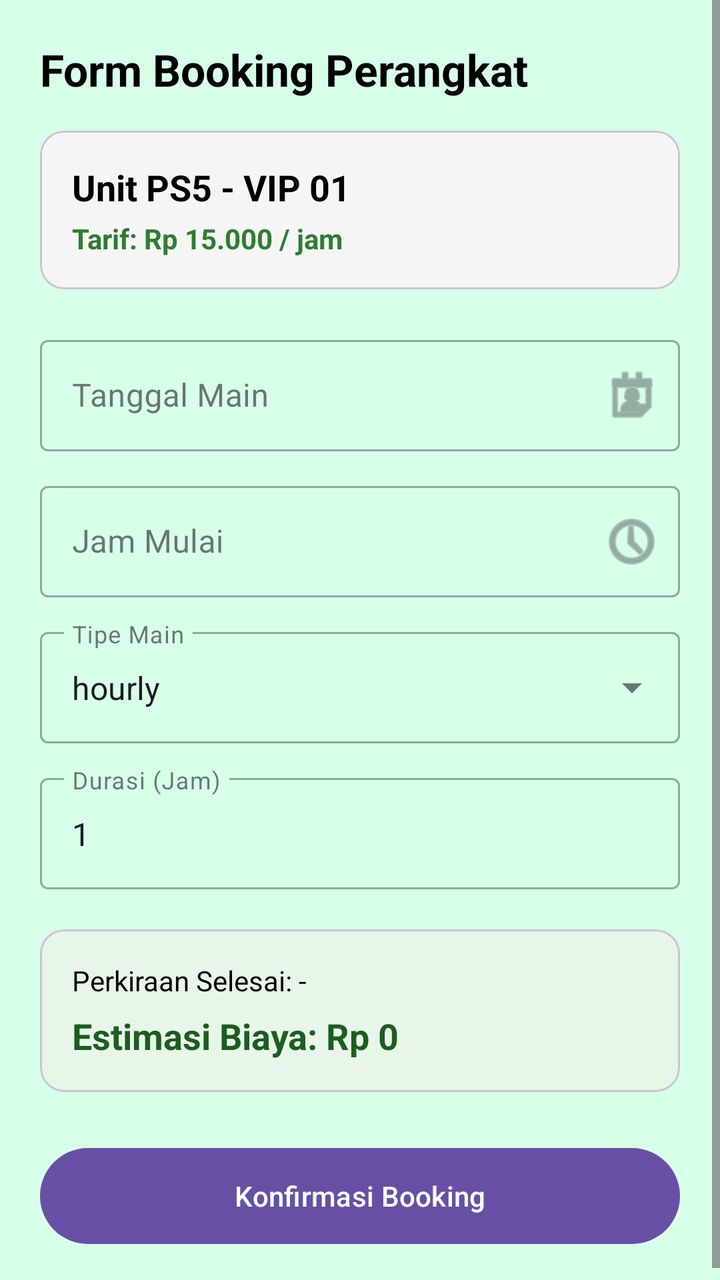
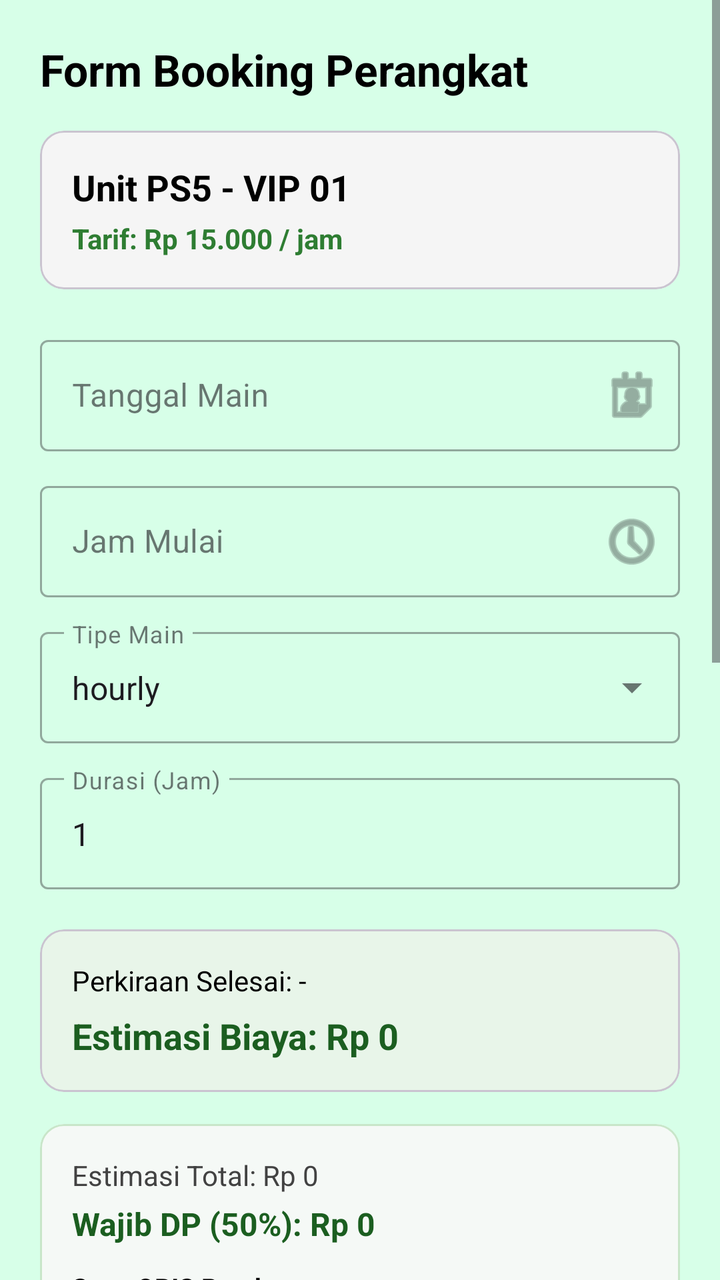

An Android layout rendered at two revisions. The XML below is the earlier revision; the diff shows what the commit changed to produce the second picture.
<!-- AndroidManifest.xml: application theme Theme.Mrstango -->
<!-- res/layout/fragment_booking.xml -->
<?xml version="1.0" encoding="utf-8"?>
<androidx.constraintlayout.widget.ConstraintLayout xmlns:android="http://schemas.android.com/apk/res/android"
    xmlns:app="http://schemas.android.com/apk/res-auto"
    android:layout_width="match_parent"
    android:layout_height="match_parent"
    android:background="@color/light_green">

    <ScrollView
        android:layout_width="match_parent"
        android:layout_height="match_parent"
        android:fillViewport="true">

        <LinearLayout
            android:layout_width="match_parent"
            android:layout_height="wrap_content"
            android:orientation="vertical"
            android:padding="20dp">

            <TextView
                android:layout_width="wrap_content"
                android:layout_height="wrap_content"
                android:text="Form Booking Perangkat"
                android:textColor="@android:color/black"
                android:textSize="22sp"
                android:textStyle="bold" />

            
            <com.google.android.material.card.MaterialCardView
                android:layout_width="match_parent"
                android:layout_height="wrap_content"
                android:layout_marginTop="16dp"
                app:cardBackgroundColor="#F5F5F5"
                app:cardCornerRadius="12dp"
                app:cardElevation="0dp">

                <LinearLayout
                    android:layout_width="match_parent"
                    android:layout_height="wrap_content"
                    android:orientation="vertical"
                    android:padding="16dp">

                    <TextView
                        android:id="@+id/tvSelectedDeviceName"
                        android:layout_width="wrap_content"
                        android:layout_height="wrap_content"
                        android:text="Unit PS5 - VIP 01"
                        android:textColor="@android:color/black"
                        android:textSize="18sp"
                        android:textStyle="bold" />

                    <TextView
                        android:id="@+id/tvDeviceRate"
                        android:layout_width="wrap_content"
                        android:layout_height="wrap_content"
                        android:layout_marginTop="4dp"
                        android:text="Tarif: Rp 15.000 / jam"
                        android:textColor="#2E7D32"
                        android:textStyle="bold" />
                </LinearLayout>
            </com.google.android.material.card.MaterialCardView>

            
            <com.google.android.material.textfield.TextInputLayout
                style="@style/Widget.MaterialComponents.TextInputLayout.OutlinedBox"
                android:layout_width="match_parent"
                android:layout_height="wrap_content"
                android:layout_marginTop="20dp"
                android:hint="Tanggal Main"
                app:endIconDrawable="@android:drawable/ic_menu_my_calendar"
                app:endIconMode="custom">

                <com.google.android.material.textfield.TextInputEditText
                    android:id="@+id/etUsageDate"
                    android:layout_width="match_parent"
                    android:layout_height="wrap_content"
                    android:clickable="true"
                    android:focusable="false" />
            </com.google.android.material.textfield.TextInputLayout>

            
            <com.google.android.material.textfield.TextInputLayout
                style="@style/Widget.MaterialComponents.TextInputLayout.OutlinedBox"
                android:layout_width="match_parent"
                android:layout_height="wrap_content"
                android:layout_marginTop="12dp"
                android:hint="Jam Mulai"
                app:endIconDrawable="@android:drawable/ic_menu_recent_history"
                app:endIconMode="custom">

                <com.google.android.material.textfield.TextInputEditText
                    android:id="@+id/etStartTime"
                    android:layout_width="match_parent"
                    android:layout_height="wrap_content"
                    android:clickable="true"
                    android:focusable="false" />
            </com.google.android.material.textfield.TextInputLayout>

            
            <com.google.android.material.textfield.TextInputLayout
                style="@style/Widget.MaterialComponents.TextInputLayout.OutlinedBox.ExposedDropdownMenu"
                android:layout_width="match_parent"
                android:layout_height="wrap_content"
                android:layout_marginTop="12dp"
                android:hint="Tipe Main">

                <AutoCompleteTextView
                    android:id="@+id/actvTimeType"
                    android:layout_width="match_parent"
                    android:layout_height="wrap_content"
                    android:inputType="none"
                    android:text="hourly" />
            </com.google.android.material.textfield.TextInputLayout>

            
            <com.google.android.material.textfield.TextInputLayout
                android:id="@+id/tilDuration"
                style="@style/Widget.MaterialComponents.TextInputLayout.OutlinedBox"
                android:layout_width="match_parent"
                android:layout_height="wrap_content"
                android:layout_marginTop="12dp"
                android:hint="Durasi (Jam)">

                <com.google.android.material.textfield.TextInputEditText
                    android:id="@+id/etDurationHours"
                    android:layout_width="match_parent"
                    android:layout_height="wrap_content"
                    android:inputType="number"
                    android:text="1" />
            </com.google.android.material.textfield.TextInputLayout>

            
            <com.google.android.material.card.MaterialCardView
                android:layout_width="match_parent"
                android:layout_height="wrap_content"
                android:layout_marginTop="20dp"
                app:cardBackgroundColor="#E8F5E9"
                app:cardCornerRadius="12dp"
                app:cardElevation="0dp">

                <LinearLayout
                    android:layout_width="match_parent"
                    android:layout_height="wrap_content"
                    android:orientation="vertical"
                    android:padding="16dp">

                    <TextView
                        android:id="@+id/tvEndTimeInfo"
                        android:layout_width="wrap_content"
                        android:layout_height="wrap_content"
                        android:text="Perkiraan Selesai: -"
                        android:textColor="@android:color/black" />

                    <TextView
                        android:id="@+id/tvEstimatedCost"
                        android:layout_width="wrap_content"
                        android:layout_height="wrap_content"
                        android:layout_marginTop="6dp"
                        android:text="Estimasi Biaya: Rp 0"
                        android:textColor="#1B5E20"
                        android:textSize="18sp"
                        android:textStyle="bold" />
                </LinearLayout>
            </com.google.android.material.card.MaterialCardView>

            <Button
                android:id="@+id/btnSubmitBooking"
                android:layout_width="match_parent"
                android:layout_height="56dp"
                android:layout_marginTop="24dp"
                android:text="Konfirmasi Booking" />

        </LinearLayout>
    </ScrollView>

    <ProgressBar
        android:id="@+id/progressBar"
        android:layout_width="wrap_content"
        android:layout_height="wrap_content"
        android:visibility="gone"
        app:layout_constraintBottom_toBottomOf="parent"
        app:layout_constraintEnd_toEndOf="parent"
        app:layout_constraintStart_toStartOf="parent"
        app:layout_constraintTop_toTopOf="parent" />

</androidx.constraintlayout.widget.ConstraintLayout>
<!-- resources referenced by this layout -->
<resources>
  <color name="light_green">#D7FFE8</color>
  <style name="Theme.Mrstango" parent="Base.Theme.Mrstango" />
  <style name="Base.Theme.Mrstango" parent="Theme.Material3.DayNight.NoActionBar">
          
          
      </style>
</resources>

<!-- the commit's change to res/layout/fragment_booking.xml (unified diff, before → after) -->
@@ -40,7 +40,7 @@
                     android:padding="16dp">
 
                     <TextView
-                        android:id="@+id/tvSelectedDeviceName"
+                        android:id="@+id/tvDeviceTitle"
                         android:layout_width="wrap_content"
                         android:layout_height="wrap_content"
                         android:text="Unit PS5 - VIP 01"
@@ -162,8 +162,132 @@
                 </LinearLayout>
             </com.google.android.material.card.MaterialCardView>
 
+            
+            <com.google.android.material.card.MaterialCardView
+                android:layout_width="match_parent"
+                android:layout_height="wrap_content"
+                android:layout_marginTop="16dp"
+                app:cardBackgroundColor="#F5F9F6"
+                app:cardCornerRadius="12dp"
+                app:strokeColor="#C8E6C9"
+                app:strokeWidth="1dp">
+
+                <LinearLayout
+                    android:layout_width="match_parent"
+                    android:layout_height="wrap_content"
+                    android:orientation="vertical"
+                    android:padding="16dp">
+
+                    <TextView
+                        android:id="@+id/tvEstimatedTotal"
+                        android:layout_width="wrap_content"
+                        android:layout_height="wrap_content"
+                        android:text="Estimasi Total: Rp 0"
+                        android:textColor="#424242"
+                        android:textSize="14sp" />
+
+                    <TextView
+                        android:id="@+id/tvDpRequired"
+                        android:layout_width="wrap_content"
+                        android:layout_height="wrap_content"
+                        android:layout_marginTop="4dp"
+                        android:text="Wajib DP (50%): Rp 0"
+                        android:textColor="#1B5E20"
+                        android:textSize="16sp"
+                        android:textStyle="bold" />
+
+                    <TextView
+                        android:id="@+id/tvStorePaymentTitle"
+                        android:layout_width="wrap_content"
+                        android:layout_height="wrap_content"
+                        android:layout_marginTop="12dp"
+                        android:text="Scan QRIS Pembayaran"
+                        android:textColor="@android:color/black"
+                        android:textSize="13sp"
+                        android:textStyle="bold" />
+
+                    <ImageView
+                        android:id="@+id/ivQrisCode"
+                        android:layout_width="180dp"
+                        android:layout_height="180dp"
+                        android:layout_gravity="center_horizontal"
+                        android:layout_marginTop="8dp"
+                        android:background="@android:color/white"
+                        android:padding="8dp" />
+                </LinearLayout>
+            </com.google.android.material.card.MaterialCardView>
+
+            
+            <TextView
+                android:layout_width="wrap_content"
+                android:layout_height="wrap_content"
+                android:layout_marginTop="16dp"
+                android:text="Bukti Transfer DP (Wajib)"
+                android:textColor="@android:color/black"
+                android:textSize="14sp"
+                android:textStyle="bold" />
+
+            <com.google.android.material.card.MaterialCardView
+                android:id="@+id/cardPickDpProof"
+                android:layout_width="match_parent"
+                android:layout_height="150dp"
+                android:layout_marginTop="8dp"
+                app:cardCornerRadius="12dp"
+                app:strokeColor="#BDBDBD"
+                app:strokeWidth="1dp">
+
+                <ImageView
+                    android:id="@+id/ivDpProofPreview"
+                    android:layout_width="match_parent"
+                    android:layout_height="match_parent"
+                    android:scaleType="centerCrop" />
+
+                <TextView
+                    android:id="@+id/tvPickDpHint"
+                    android:layout_width="wrap_content"
+                    android:layout_height="wrap_content"
+                    android:layout_gravity="center"
+                    android:background="#80000000"
+                    android:padding="8dp"
+                    android:text="Ketuk untuk unggah bukti transfer"
+                    android:textColor="@android:color/white" />
+            </com.google.android.material.card.MaterialCardView>
+
+            
+            <TextView
+                android:layout_width="wrap_content"
+                android:layout_height="wrap_content"
+                android:layout_marginTop="12dp"
+                android:text="Tipe Bermain"
+                android:textColor="@android:color/black"
+                android:textSize="14sp"
+                android:textStyle="bold" />
+
+            <RadioGroup
+                android:id="@+id/rgBookingType"
+                android:layout_width="match_parent"
+                android:layout_height="wrap_content"
+                android:orientation="horizontal"
+                android:layout_marginTop="8dp">
+
+                <RadioButton
+                    android:id="@+id/rbPerHour"
+                    android:layout_width="wrap_content"
+                    android:layout_height="wrap_content"
+                    android:checked="true"
+                    android:text="Per Jam" />
+
+                <RadioButton
+                    android:id="@+id/rbOpenBill"
+                    android:layout_width="wrap_content"
+                    android:layout_height="wrap_content"
+                    android:layout_marginStart="20dp"
+                    android:text="Open Bill" />
+
+            </RadioGroup>
+
             <Button
-                android:id="@+id/btnSubmitBooking"
+                android:id="@+id/btnConfirmBooking"
                 android:layout_width="match_parent"
                 android:layout_height="56dp"
                 android:layout_marginTop="24dp"
